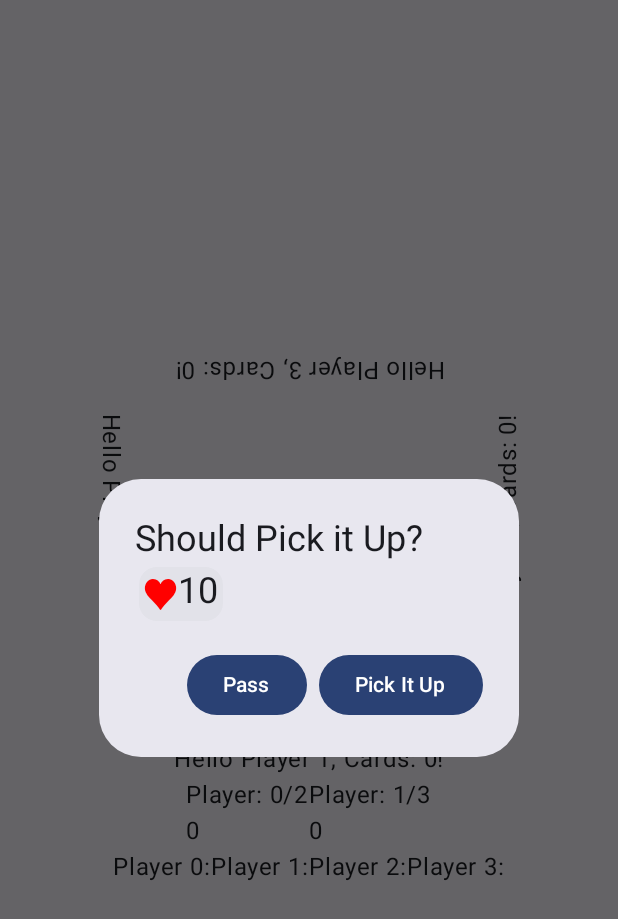
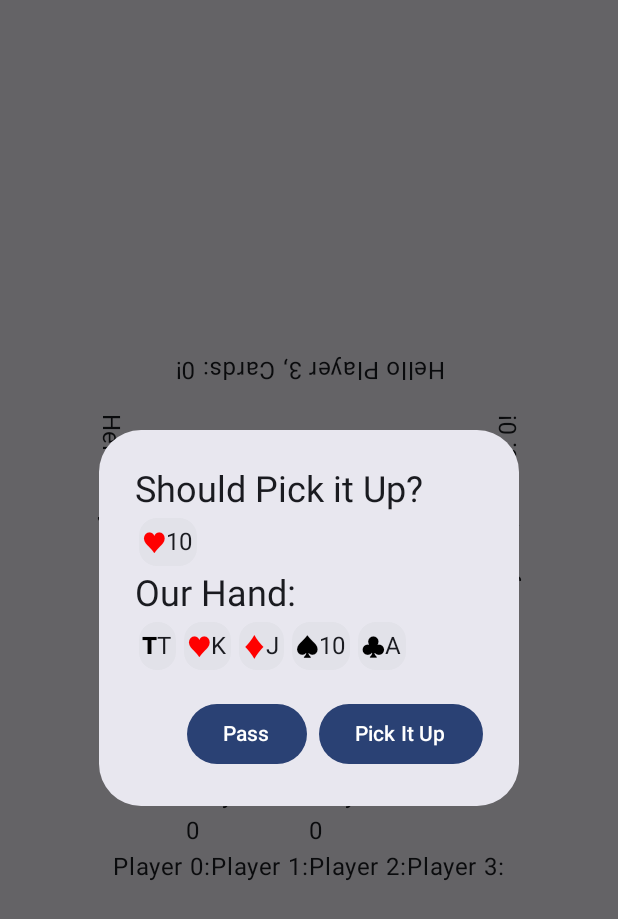
Before and after one commit to KellyLSB/euchre, an Android app built with Jetpack Compose: the screen it shows after launch (MainActivity), after a tap on "Pass", on a phone screen of 412 x 824 dp. Shown: the top 919 px of the screen. Run offline under Robolectric (Android 15) with nearby library versions, the phone set to English and light mode, and no system bars; 3 other taps on this screen came first.

Commit message:
OpenHand Toggle and Some Font size adjustments

```diff
--- a/app/src/main/java/me/kellybecker/android/euchre/MainActivity.kt
+++ b/app/src/main/java/me/kellybecker/android/euchre/MainActivity.kt
@@ -24,6 +24,7 @@ import androidx.compose.material3.ExperimentalMaterial3Api
 import androidx.compose.material3.LocalTextStyle
 import androidx.compose.material3.MaterialTheme
 import androidx.compose.material3.Surface
+import androidx.compose.material3.Switch
 import androidx.compose.material3.Text
 import androidx.compose.material3.TopAppBar
 import androidx.compose.runtime.Composable
@@ -40,6 +41,7 @@ import androidx.compose.ui.graphics.Color
 import androidx.compose.ui.platform.LocalContext
 import androidx.compose.ui.text.font.FontWeight
 import androidx.compose.ui.tooling.preview.Preview
+import androidx.compose.ui.unit.TextUnit
 import androidx.compose.ui.unit.dp
 import kotlinx.coroutines.CoroutineScope
 import kotlinx.coroutines.flow.MutableSharedFlow
@@ -94,6 +96,9 @@ fun MainActivityContent(
     var showLobby by remember { mutableStateOf(true) }
     var showReady  by remember { mutableStateOf(false) }
     val flowReady  = remember { MutableSharedFlow<Boolean>() }
+
+    // Configuration
+    var openHand by remember { mutableStateOf(false) }
 
     // User Input Dialogs
     var showCutDeck by remember { mutableStateOf(false)   }
@@ -244,6 +249,14 @@ fun MainActivityContent(
                         }
                     )
                     Row {
+                        Text("OpenHand:")
+                        Switch(
+                            checked = openHand,
+                            onCheckedChange = {
+                                openHand = it
+                                gameInstance.openHand = it
+                            }
+                        )
                         if(!connected || connected && showReady) {
                             Button(onClick = {
                                 scope.launch {
@@ -285,6 +298,7 @@ fun MainActivityContent(
                         _recompose = _recompose,
                         recompose = recompose,
                         player = idPlayer,
+                        openHand = openHand,
                         gameInstance = gameInstance,
                         showCutDeck = showCutDeck,
                         onCutDeck = { cut ->
@@ -351,6 +365,7 @@ fun CardTable(
     _recompose: Boolean,
     recompose: () -> Unit,
     player: Int,
+    openHand: Boolean,
     gameInstance: Game,
     showCutDeck: Boolean,
     onCutDeck: (Boolean) -> Unit,
@@ -364,6 +379,7 @@ fun CardTable(
     onYourTurn: (Card) -> Unit,
 ) {
     if(_recompose) {}
+    if(openHand) {}
 
     if(showCutDeck) {
         AlertDialog(
@@ -404,6 +420,12 @@ fun CardTable(
                         gameInstance.kitty[0].suit,
                         gameInstance.kitty[0].card,
                     )
+                    Text("Our Hand:")
+                    CardsInHand(
+                        playerHand = player,
+                        gameInstance = gameInstance,
+                        openHand = true, onClick = {}
+                    )
                 }
             }
         )
@@ -429,6 +451,12 @@ fun CardTable(
                         GameCard("♦", onClick = { onSelectTrump("♦") })
                         GameCard("♣", onClick = { onSelectTrump("♣") })
                     }
+                    Text("Our Hand:")
+                    CardsInHand(
+                        playerHand = player,
+                        gameInstance = gameInstance,
+                        openHand = true, onClick = {}
+                    )
                 }
             }
         )
@@ -450,6 +478,12 @@ fun CardTable(
             title = {
                 Column {
                     Text("Should I Go Alone?")
+                    Text("Our Hand:")
+                    CardsInHand(
+                        playerHand = player,
+                        gameInstance = gameInstance,
+                        openHand = true, onClick = {}
+                    )
                 }
             }
         )
@@ -578,16 +612,33 @@ fun CardHand(
     Row(modifier = modifier) {
         Column(horizontalAlignment = Alignment.CenterHorizontally) {
             Greeting("Player ${playerHand}, Cards: ${gameInstance.hands[playerHand].size}")
-            Row(horizontalArrangement = Arrangement.SpaceEvenly) {
-                gameInstance.hands[playerHand].forEach {
-                    GameCard(
-                        it.suit, it.card, openHand,
-                        onClick = if (showYourTurn) {
-                            { onYourTurn(it) }
-                        } else { {} }
-                    )
-                }
-            }
+            CardsInHand(
+                playerHand = playerHand,
+                gameInstance = gameInstance,
+                openHand = openHand,
+                onClick = if(showYourTurn) { it ->
+                    onYourTurn(it)
+                } else { {} }
+            )
+        }
+    }
+}
+
+@Composable
+fun CardsInHand(
+    playerHand: Int,
+    gameInstance: Game,
+    openHand: Boolean,
+    onClick: (Card) -> Unit,
+    fontSize: TextUnit = MaterialTheme.typography.titleMedium.fontSize,
+) {
+    Row(horizontalArrangement = Arrangement.SpaceEvenly) {
+        gameInstance.hands[playerHand].forEach {
+            GameCard(
+                it.suit, it.card, openHand,
+                onClick = { onClick(it) },
+                fontSize = fontSize,
+            )
         }
     }
 }
@@ -605,7 +656,8 @@ fun GameCard(
     suit: String,
     face: String = "",
     openHand: Boolean = true,
-    onClick: () -> Unit = {}
+    onClick: () -> Unit = {},
+    fontSize: TextUnit = MaterialTheme.typography.titleMedium.fontSize,
 ) {
     val red = listOf("♥", "♦")
 
@@ -620,10 +672,10 @@ fun GameCard(
         .clickable(onClick = onClick)) {
         Row(modifier = Modifier.padding(1.7.dp, end = 3.2563.dp)) {
             if(openHand) {
-                Text(suit, color = suitColor, fontWeight = FontWeight.Black)
-                Text(face)
+                Text(suit, color = suitColor, fontWeight = FontWeight.Black, fontSize = fontSize)
+                Text(face, fontSize = fontSize)
             } else {
-                Text("EU", fontWeight = FontWeight.ExtraBold)
+                Text("EU", fontWeight = FontWeight.ExtraBold, fontSize = fontSize)
             }
         }
     }
--- a/app/src/main/java/me/kellybecker/android/euchre/logic/Euchere.kt
+++ b/app/src/main/java/me/kellybecker/android/euchre/logic/Euchere.kt
@@ -1075,6 +1075,8 @@ open class Stack() : MutableList<Card> by mutableListOf() {
         })
         return tmp
     }
+
+    // @TODO: Select shuffling technique?
     fun shuffleCards() {
         when((0..6).random()) {
             0 -> shuffleA(2, (1..3).random()) // &
```
